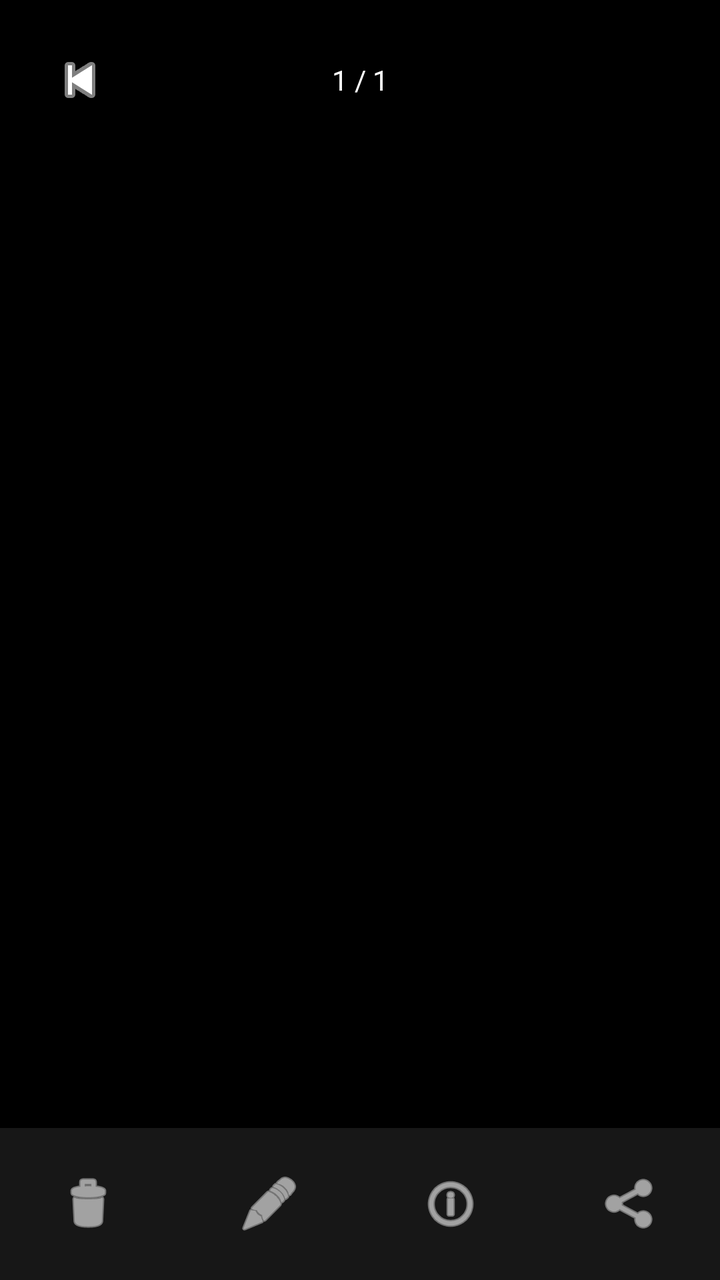
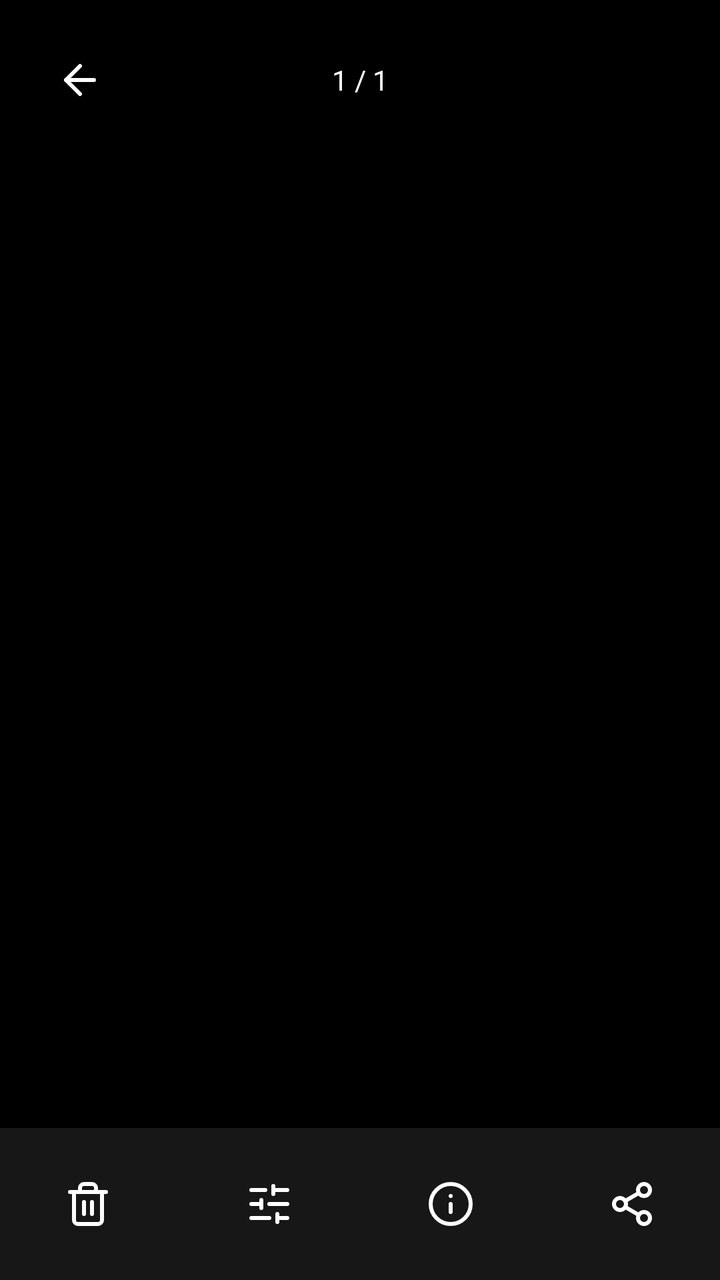

Screens rendered from an Android XML layout before and after an edit, with the pre-edit source and the edit as a unified diff.
<!-- AndroidManifest.xml: application theme Theme.CamCraft -->
<!-- res/layout/fragment_photo_viewer.xml -->
<androidx.constraintlayout.widget.ConstraintLayout
    xmlns:android="http://schemas.android.com/apk/res/android"
    xmlns:app="http://schemas.android.com/apk/res-auto"
    android:layout_width="match_parent"
    android:layout_height="match_parent"
    android:background="#000000">

    <ImageView
        android:id="@+id/fullPhoto"
        android:layout_width="0dp"
        android:layout_height="0dp"
        android:scaleType="fitCenter"
        android:contentDescription="Full-size photo"
        app:layout_constraintTop_toTopOf="parent"
        app:layout_constraintBottom_toTopOf="@id/viewerToolbar"
        app:layout_constraintStart_toStartOf="parent"
        app:layout_constraintEnd_toEndOf="parent" />

    <ImageButton
        android:id="@+id/btnViewerBack"
        android:layout_width="48dp"
        android:layout_height="48dp"
        android:layout_margin="16dp"
        android:background="?attr/selectableItemBackgroundBorderless"
        android:src="@android:drawable/ic_media_previous"
        android:tint="#FFFFFF"
        android:contentDescription="Close photo"
        app:layout_constraintTop_toTopOf="parent"
        app:layout_constraintStart_toStartOf="parent" />

    <TextView
        android:id="@+id/txtPhotoPosition"
        android:layout_width="wrap_content"
        android:layout_height="40dp"
        android:layout_marginTop="20dp"
        android:gravity="center"
        android:text="1 / 1"
        android:textColor="#FFFFFF"
        android:textSize="14sp"
        android:background="#99000000"
        android:paddingHorizontal="16dp"
        app:layout_constraintTop_toTopOf="parent"
        app:layout_constraintStart_toStartOf="parent"
        app:layout_constraintEnd_toEndOf="parent" />

    <LinearLayout
        android:id="@+id/viewerToolbar"
        android:layout_width="match_parent"
        android:layout_height="76dp"
        android:gravity="center"
        android:orientation="horizontal"
        android:background="#171717"
        android:paddingHorizontal="20dp"
        app:layout_constraintBottom_toBottomOf="parent">

        <ImageButton
            android:id="@+id/btnDeletePhoto"
            android:layout_width="48dp"
            android:layout_height="52dp"
            android:background="?attr/selectableItemBackgroundBorderless"
            android:src="@android:drawable/ic_menu_delete"
            android:tint="#FFFFFF"
            android:contentDescription="Delete photo" />

        <View
            android:layout_width="0dp"
            android:layout_height="1dp"
            android:layout_weight="1" />

        <ImageButton
            android:id="@+id/btnEditPhoto"
            android:layout_width="48dp"
            android:layout_height="52dp"
            android:background="?attr/selectableItemBackgroundBorderless"
            android:src="@android:drawable/ic_menu_edit"
            android:tint="#FFFFFF"
            android:contentDescription="Edit photo" />

        <View
            android:layout_width="0dp"
            android:layout_height="1dp"
            android:layout_weight="1" />

        <ImageButton
            android:id="@+id/btnPhotoDetails"
            android:layout_width="48dp"
            android:layout_height="52dp"
            android:background="?attr/selectableItemBackgroundBorderless"
            android:src="@android:drawable/ic_menu_info_details"
            android:tint="#FFFFFF"
            android:contentDescription="Photo details" />

        <View
            android:layout_width="0dp"
            android:layout_height="1dp"
            android:layout_weight="1" />

        <ImageButton
            android:id="@+id/btnSharePhoto"
            android:layout_width="48dp"
            android:layout_height="52dp"
            android:background="?attr/selectableItemBackgroundBorderless"
            android:src="@android:drawable/ic_menu_share"
            android:tint="#FFFFFF"
            android:contentDescription="Share photo" />

    </LinearLayout>

</androidx.constraintlayout.widget.ConstraintLayout>
<!-- resources referenced by this layout -->
<resources>
  <!-- unchanged entries left out for length: 2 -->
</resources>

<!-- the commit's change to res/layout/fragment_photo_viewer.xml (unified diff, before → after) -->
@@ -16,18 +16,21 @@
         app:layout_constraintStart_toStartOf="parent"
         app:layout_constraintEnd_toEndOf="parent" />
 
+    
     <ImageButton
         android:id="@+id/btnViewerBack"
         android:layout_width="48dp"
         android:layout_height="48dp"
         android:layout_margin="16dp"
+        android:padding="12dp"
         android:background="?attr/selectableItemBackgroundBorderless"
-        android:src="@android:drawable/ic_media_previous"
+        android:src="@drawable/ic_back"
         android:tint="#FFFFFF"
         android:contentDescription="Close photo"
         app:layout_constraintTop_toTopOf="parent"
         app:layout_constraintStart_toStartOf="parent" />
 
+    
     <TextView
         android:id="@+id/txtPhotoPosition"
         android:layout_width="wrap_content"
@@ -43,6 +46,7 @@
         app:layout_constraintStart_toStartOf="parent"
         app:layout_constraintEnd_toEndOf="parent" />
 
+    
     <LinearLayout
         android:id="@+id/viewerToolbar"
         android:layout_width="match_parent"
@@ -53,12 +57,14 @@
         android:paddingHorizontal="20dp"
         app:layout_constraintBottom_toBottomOf="parent">
 
+        
         <ImageButton
             android:id="@+id/btnDeletePhoto"
             android:layout_width="48dp"
             android:layout_height="52dp"
+            android:padding="13dp"
             android:background="?attr/selectableItemBackgroundBorderless"
-            android:src="@android:drawable/ic_menu_delete"
+            android:src="@drawable/ic_trash"
             android:tint="#FFFFFF"
             android:contentDescription="Delete photo" />
 
@@ -67,12 +73,14 @@
             android:layout_height="1dp"
             android:layout_weight="1" />
 
+        
         <ImageButton
             android:id="@+id/btnEditPhoto"
             android:layout_width="48dp"
             android:layout_height="52dp"
+            android:padding="13dp"
             android:background="?attr/selectableItemBackgroundBorderless"
-            android:src="@android:drawable/ic_menu_edit"
+            android:src="@drawable/ic_edit"
             android:tint="#FFFFFF"
             android:contentDescription="Edit photo" />
 
@@ -81,12 +89,14 @@
             android:layout_height="1dp"
             android:layout_weight="1" />
 
+        
         <ImageButton
             android:id="@+id/btnPhotoDetails"
             android:layout_width="48dp"
             android:layout_height="52dp"
+            android:padding="13dp"
             android:background="?attr/selectableItemBackgroundBorderless"
-            android:src="@android:drawable/ic_menu_info_details"
+            android:src="@drawable/ic_info"
             android:tint="#FFFFFF"
             android:contentDescription="Photo details" />
 
@@ -95,12 +105,14 @@
             android:layout_height="1dp"
             android:layout_weight="1" />
 
+        
         <ImageButton
             android:id="@+id/btnSharePhoto"
             android:layout_width="48dp"
             android:layout_height="52dp"
+            android:padding="13dp"
             android:background="?attr/selectableItemBackgroundBorderless"
-            android:src="@android:drawable/ic_menu_share"
+            android:src="@drawable/ic_share"
             android:tint="#FFFFFF"
             android:contentDescription="Share photo" />
 
<!-- resource entries referenced after the edit -->
@@ -1,5 +1,139 @@
 <!-- resources referenced by this layout -->
 <resources>
+  <!-- drawable ic_back (drawable) -->
+  <vector xmlns:android="http://schemas.android.com/apk/res/android"
+      android:width="24dp"
+      android:height="24dp"
+      android:viewportWidth="24"
+      android:viewportHeight="24">
+    <path
+        android:pathData="m12,19 l-7,-7 7,-7"
+        android:strokeLineJoin="round"
+        android:strokeWidth="2"
+        android:fillColor="#00000000"
+        android:strokeColor="#FFFFFFFF"
+        android:strokeLineCap="round"/>
+    <path
+        android:pathData="M19,12H5"
+        android:strokeLineJoin="round"
+        android:strokeWidth="2"
+        android:fillColor="#00000000"
+        android:strokeColor="#FFFFFFFF"
+        android:strokeLineCap="round"/>
+  </vector>
+  <!-- drawable ic_edit: vector/xml drawable (drawable, 2178 chars, omitted) -->
+  <!-- drawable ic_info (drawable) -->
+  <vector xmlns:android="http://schemas.android.com/apk/res/android"
+      android:width="24dp"
+      android:height="24dp"
+      android:viewportWidth="24"
+      android:viewportHeight="24">
+    <path
+        android:pathData="M12,12m-10,0a10,10 0,1 1,20 0a10,10 0,1 1,-20 0"
+        android:strokeLineJoin="round"
+        android:strokeWidth="2"
+        android:fillColor="#00000000"
+        android:strokeColor="#FFFFFFFF"
+        android:strokeLineCap="round"/>
+    <path
+        android:pathData="M12,16v-4"
+        android:strokeLineJoin="round"
+        android:strokeWidth="2"
+        android:fillColor="#00000000"
+        android:strokeColor="#FFFFFFFF"
+        android:strokeLineCap="round"/>
+    <path
+        android:pathData="M12,8h0.01"
+        android:strokeLineJoin="round"
+        android:strokeWidth="2"
+        android:fillColor="#00000000"
+        android:strokeColor="#FFFFFFFF"
+        android:strokeLineCap="round"/>
+  </vector>
+  <!-- drawable ic_share (drawable) -->
+  <vector xmlns:android="http://schemas.android.com/apk/res/android"
+      android:width="24dp"
+      android:height="24dp"
+      android:viewportWidth="24"
+      android:viewportHeight="24">
+    <path
+        android:pathData="M18,5m-3,0a3,3 0,1 1,6 0a3,3 0,1 1,-6 0"
+        android:strokeLineJoin="round"
+        android:strokeWidth="2"
+        android:fillColor="#00000000"
+        android:strokeColor="#FFFFFFFF"
+        android:strokeLineCap="round"/>
+    <path
+        android:pathData="M6,12m-3,0a3,3 0,1 1,6 0a3,3 0,1 1,-6 0"
+        android:strokeLineJoin="round"
+        android:strokeWidth="2"
+        android:fillColor="#00000000"
+        android:strokeColor="#FFFFFFFF"
+        android:strokeLineCap="round"/>
+    <path
+        android:pathData="M18,19m-3,0a3,3 0,1 1,6 0a3,3 0,1 1,-6 0"
+        android:strokeLineJoin="round"
+        android:strokeWidth="2"
+        android:fillColor="#00000000"
+        android:strokeColor="#FFFFFFFF"
+        android:strokeLineCap="round"/>
+    <path
+        android:pathData="M8.59,13.51L15.42,17.49"
+        android:strokeLineJoin="round"
+        android:strokeWidth="2"
+        android:fillColor="#00000000"
+        android:strokeColor="#FFFFFFFF"
+        android:strokeLineCap="round"/>
+    <path
+        android:pathData="M15.41,6.51L8.59,10.49"
+        android:strokeLineJoin="round"
+        android:strokeWidth="2"
+        android:fillColor="#00000000"
+        android:strokeColor="#FFFFFFFF"
+        android:strokeLineCap="round"/>
+  </vector>
+  <!-- drawable ic_trash (drawable) -->
+  <vector xmlns:android="http://schemas.android.com/apk/res/android"
+      android:width="24dp"
+      android:height="24dp"
+      android:viewportWidth="24"
+      android:viewportHeight="24">
+    <path
+        android:pathData="M10,11v6"
+        android:strokeLineJoin="round"
+        android:strokeWidth="2"
+        android:fillColor="#00000000"
+        android:strokeColor="#FFFFFFFF"
+        android:strokeLineCap="round"/>
+    <path
+        android:pathData="M14,11v6"
+        android:strokeLineJoin="round"
+        android:strokeWidth="2"
+        android:fillColor="#00000000"
+        android:strokeColor="#FFFFFFFF"
+        android:strokeLineCap="round"/>
+    <path
+        android:pathData="M19,6v14a2,2 0,0 1,-2 2H7a2,2 0,0 1,-2 -2V6"
+        android:strokeLineJoin="round"
+        android:strokeWidth="2"
+        android:fillColor="#00000000"
+        android:strokeColor="#FFFFFFFF"
+        android:strokeLineCap="round"/>
+    <path
+        android:pathData="M3,6h18"
+        android:strokeLineJoin="round"
+        android:strokeWidth="2"
+        android:fillColor="#00000000"
+        android:strokeColor="#FFFFFFFF"
+        android:strokeLineCap="round"/>
+    <path
+        android:pathData="M8,6V4a2,2 0,0 1,2 -2h4a2,2 0,0 1,2 2v2"
+        android:strokeLineJoin="round"
+        android:strokeWidth="2"
+        android:fillColor="#00000000"
+        android:strokeColor="#FFFFFFFF"
+        android:strokeLineCap="round"/>
+  </vector>
   <!-- unchanged entries left out for length: 2 -->
 </resources>
 
